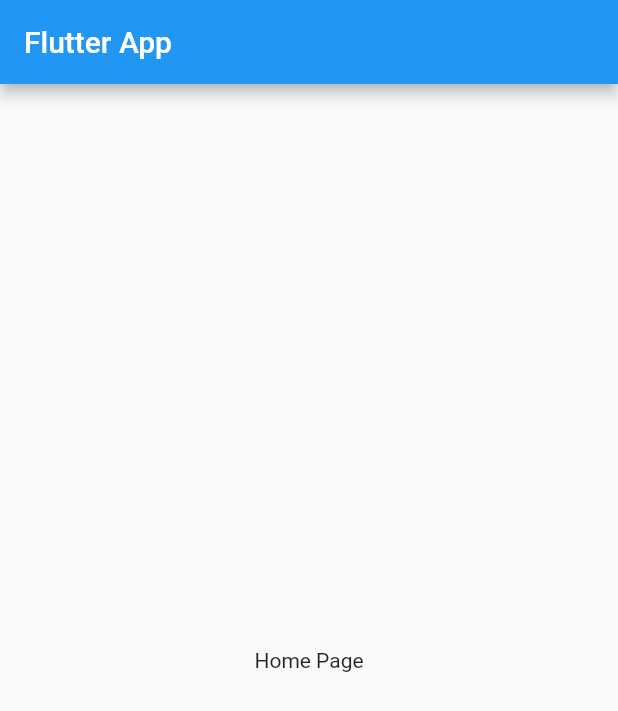
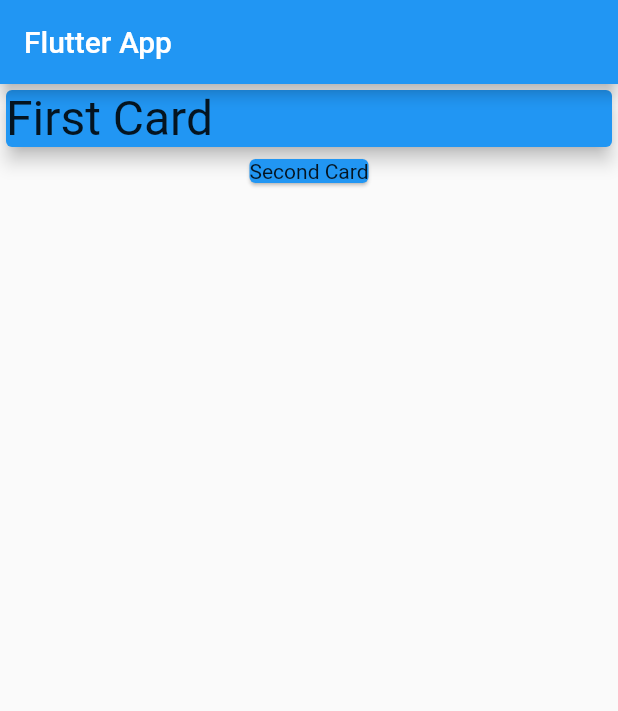
Before and after one commit to rajSon5512/expensemanager, a Flutter app: the screen it shows after launch, on a phone screen of 412 x 824 dp. Shown: the top 711 px of the screen. Run offline on Flutter 3.47's test engine with Material 2 defaults, Android fonts, the phone set to English and light mode, and no system bars.

Commit message:
71 completed

```diff
--- a/lib/main.dart
+++ b/lib/main.dart
@@ -1,3 +1,4 @@
+
 import 'package:flutter/material.dart';
 
 void main()=>runApp(MyApp());
@@ -21,9 +22,22 @@ class MyAppState extends StatelessWidget {
       appBar: AppBar(
         title: Text('Flutter App'),
       ),
-      body: Center(
-        child: Text('Home Page'),
-      ),
+      body:Column(
+        children: [
+          Container(
+            width: double.infinity,
+            child: Card(
+              child: Text('First Card',style: TextStyle(fontSize: 32),),
+              color: Colors.blue,
+              elevation: 5,
+            ),
+          ),
+          Card(
+            child: Text('Second Card'),
+            color: Colors.blue,
+          )
+        ],
+      )
     );
   }
 }
```
